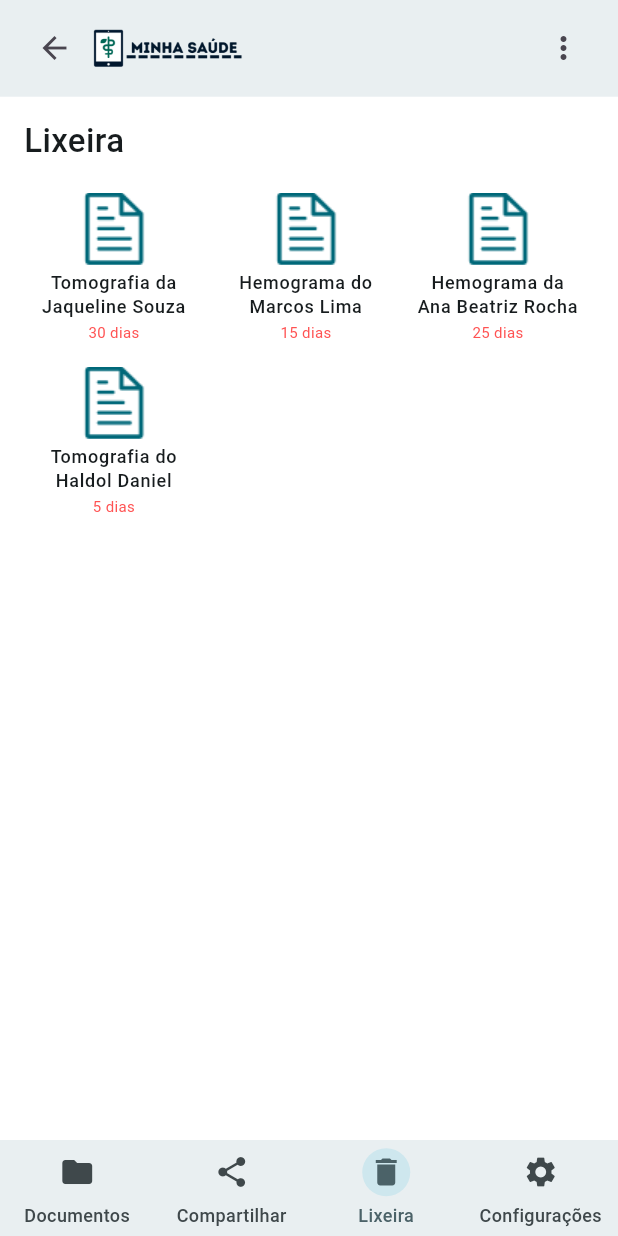
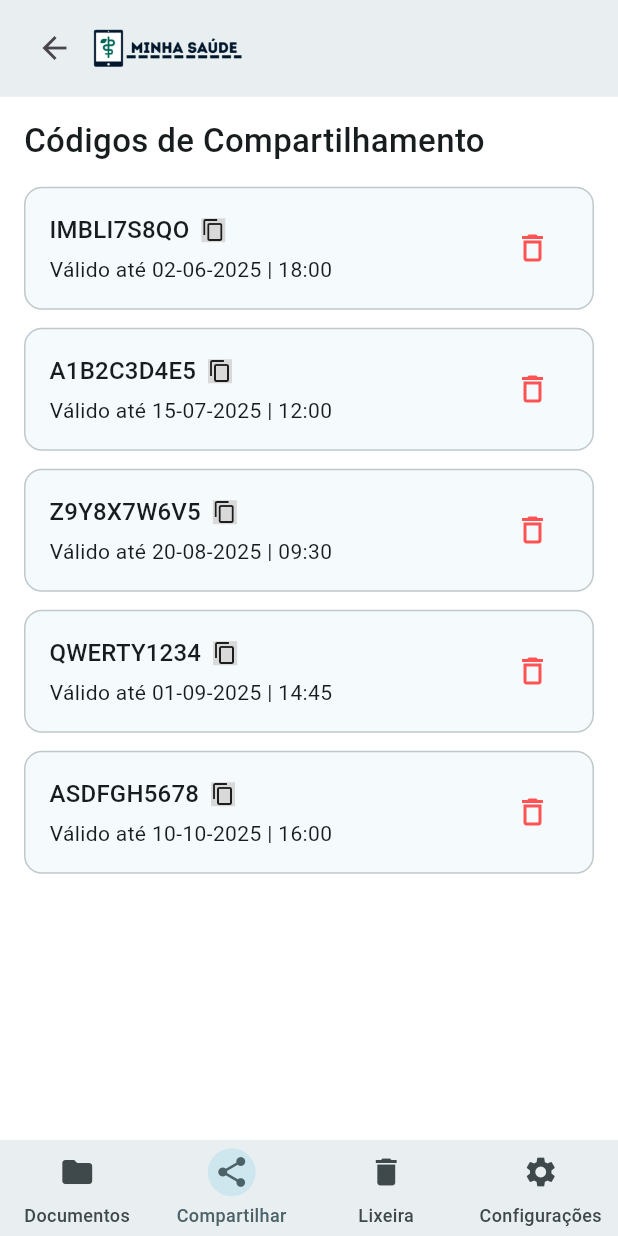
Before and after one commit to DaviFelixDeOliveira/TCCMinhaSaudeTelas, a Flutter app: the screen it shows after launch, on a phone screen of 412 x 824 dp. Run offline on Flutter 3.47's test engine with Material 3 defaults, Android fonts, the phone set to English and light mode, and no system bars.

Commit message:
Término das telas da lixeira e início da tela de compartilhamento

```diff
--- a/telas/lib/main.dart
+++ b/telas/lib/main.dart
@@ -1,103 +1,79 @@
 import 'package:flutter/material.dart';
-import 'widgets/navbar.dart';
-import 'widgets/bottom_navbar.dart';
-import 'telas/Lixeira/visualizarDocumentoApagado.dart';
+import 'package:flutter/services.dart';
+import '../widgets/navbar.dart';
+import '../widgets/bottom_navbar.dart';
 
-// --- Widget do item de documento ---
-class DocumentoItem extends StatelessWidget {
-  final String titulo;
-  final String iconePath;
-  final String data;
-  final String diasRestantes;
-  final VoidCallback onTap;
-
-  const DocumentoItem({
-    super.key,
-    required this.titulo,
-    required this.iconePath,
-    required this.data,
-    required this.diasRestantes,
-    required this.onTap,
-  });
+class ListarCompartilhamento extends StatefulWidget {
+  const ListarCompartilhamento({super.key});
 
   @override
-  Widget build(BuildContext context) {
-    return InkWell(
-      onTap: onTap,
-      child: Container(
-        width: 120,
-        padding: const EdgeInsets.all(4),
-        child: Column(
-          mainAxisSize: MainAxisSize.min,
+  State<ListarCompartilhamento> createState() =>
+      _ListarCompartilhamentoState();
+}
+
+class _ListarCompartilhamentoState extends State<ListarCompartilhamento> {
+  int abaAtiva = 1;
+
+  final List<Map<String, String>> codigos = [
+    {'codigo': 'IMBLI7S8QO', 'validade': '02-06-2025 | 18:00'},
+    {'codigo': 'A1B2C3D4E5', 'validade': '15-07-2025 | 12:00'},
+    {'codigo': 'Z9Y8X7W6V5', 'validade': '20-08-2025 | 09:30'},
+    {'codigo': 'QWERTY1234', 'validade': '01-09-2025 | 14:45'},
+    {'codigo': 'ASDFGH5678', 'validade': '10-10-2025 | 16:00'},
+  ];
+
+  void mostrarSnackbar(String mensagem) {
+    final scaffoldMessenger = ScaffoldMessenger.of(context);
+    scaffoldMessenger.clearSnackBars();
+    scaffoldMessenger.showSnackBar(
+      SnackBar(
+        duration: const Duration(seconds: 3),
+        behavior: SnackBarBehavior.floating,
+        backgroundColor: const Color(0xFF2B3133),
+        shape: RoundedRectangleBorder(borderRadius: BorderRadius.circular(4)),
+        content: Row(
           children: [
-            Container(
-              width: 48,
-              height: 48,
-              clipBehavior: Clip.antiAlias,
-              decoration: const BoxDecoration(),
-              child: Image.asset(
-                iconePath,
-                fit: BoxFit.contain,
-              ),
-            ),
-            const SizedBox(height: 4),
-            SizedBox(
-              width: 112,
+            Expanded(
               child: Text(
-                titulo,
-                textAlign: TextAlign.center,
+                mensagem,
                 style: const TextStyle(
-                  color: Color(0xFF171C1E),
-                  fontSize: 12,
+                  color: Color(0xFFECF2F4),
+                  fontSize: 14,
                   fontFamily: 'Roboto',
-                  fontWeight: FontWeight.w500,
-                  height: 1.33,
-                  letterSpacing: 0.50,
+                  fontWeight: FontWeight.w400,
+                  height: 1.43,
+                  letterSpacing: 0.25,
                 ),
               ),
             ),
-            const SizedBox(height: 2),
-            Text(
-              "$diasRestantes dias",
-              textAlign: TextAlign.center,
-              style: const TextStyle(
-                color: Colors.redAccent,
-                fontSize: 10,
-                fontFamily: 'Roboto',
-              ),
+            IconButton(
+              onPressed: () => scaffoldMessenger.hideCurrentSnackBar(),
+              icon: const Icon(Icons.close, size: 24, color: Color(0xFFECF2F4)),
+              tooltip: 'Fechar',
             ),
           ],
         ),
       ),
     );
   }
-}
-
-// --- Tela de documentos em Grid ---
-class TelaDocumentos extends StatelessWidget {
-  final List<Map<String, String>> documentos;
-
-  const TelaDocumentos({
-    super.key,
-    required this.documentos,
-  });
 
   @override
   Widget build(BuildContext context) {
     return Scaffold(
       body: Column(
-        crossAxisAlignment: CrossAxisAlignment.start,
         children: [
           const Navbar(
             mostrarIconeVoltar: true,
-            mostrarIconeMais: true,
+            mostrarIconeMais: false,
             mostrarImagem: true,
           ),
           const SizedBox(height: 16),
           const Padding(
             padding: EdgeInsets.symmetric(horizontal: 16),
+            child: SizedBox(
+              width: 380,
               child: Text(
-              'Lixeira',
+                'Códigos de Compartilhamento',
                 style: TextStyle(
                   color: Color(0xFF171C1E),
                   fontSize: 22,
@@ -107,48 +83,109 @@ class TelaDocumentos extends StatelessWidget {
                 ),
               ),
             ),
+          ),
           const SizedBox(height: 16),
           Expanded(
             child: Padding(
               padding: const EdgeInsets.symmetric(horizontal: 16),
-              child: Wrap(
-                alignment: WrapAlignment.start,
-                runAlignment: WrapAlignment.start,
-                spacing: 8,
-                runSpacing: 8,
-                children: documentos.map((doc) {
-                  return DocumentoItem(
-                    titulo: doc['titulo']!,
-                    data: doc['data']!,
-                    diasRestantes: doc['diasRestantes']!,
-                    iconePath: 'assets/images/DocumentIcon.png',
-                    onTap: () {
-                      Navigator.push(
-                        context,
-                        MaterialPageRoute(
-                          builder: (context) => VisualizarDocumentoApagado(
-                            tituloDocumento: doc['titulo']!,
-                            paciente: 'Ana Beatriz Rocha',
-                            medico: 'Dra. Carolina Mendes',
-                            tipoDocumento: 'Tomografia',
-                            dataDocumento: doc['data']!,
-                            dataExclusao: '02/09/2025', // Futuramente podemos substituir por cálculo baseado em diasRestantes
+              child: ListView.separated(
+                itemCount: codigos.length,
+                separatorBuilder: (_, __) => const SizedBox(height: 12),
+                itemBuilder: (context, index) {
+                  final item = codigos[index];
+                  return Container(
+                    width: double.infinity,
+                    padding: const EdgeInsets.all(16),
+                    decoration: ShapeDecoration(
+                      color: const Color(0xFFF5FAFC),
+                      shape: RoundedRectangleBorder(
+                        side: const BorderSide(
+                          width: 1,
+                          color: Color(0xFFBFC8CB),
                         ),
+                        borderRadius: BorderRadius.circular(12),
+                      ),
+                    ),
+                    child: Row(
+                      mainAxisAlignment: MainAxisAlignment.spaceBetween,
+                      children: [
+                        // Lado esquerdo: código e validade
+                        Expanded(
+                          child: Column(
+                            crossAxisAlignment: CrossAxisAlignment.start,
+                            children: [
+                              Row(
+                                children: [
+                                  Text(
+                                    item['codigo']!,
+                                    style: const TextStyle(
+                                      color: Color(0xFF171C1E),
+                                      fontSize: 16,
+                                      fontFamily: 'Roboto',
+                                      fontWeight: FontWeight.w500,
+                                      height: 1.50,
+                                      letterSpacing: 0.15,
+                                    ),
+                                  ),
+                                  const SizedBox(width: 8),
+                                  GestureDetector(
+                                    onTap: () async {
+                                      await Clipboard.setData(
+                                          ClipboardData(text: item['codigo']!));
+                                      mostrarSnackbar(
+                                          'Código copiado para a área de transferência');
+                                    },
+                                    child: Container(
+                                      width: 16,
+                                      height: 16,
+                                      decoration: const BoxDecoration(
+                                        color: Color(0xFFD9D9D9),
+                                        shape: BoxShape.rectangle,
+                                      ),
+                                      child: const Icon(
+                                        Icons.copy,
+                                        size: 16,
+                                      ),
+                                    ),
+                                  ),
+                                ],
+                              ),
+                              const SizedBox(height: 4),
+                              Text(
+                                'Válido até ${item['validade']}',
+                                style: const TextStyle(
+                                  color: Color(0xFF171C1E),
+                                  fontSize: 14,
+                                  fontFamily: 'Roboto',
+                                  fontWeight: FontWeight.w400,
+                                  height: 1.43,
+                                  letterSpacing: 0.25,
+                                ),
+                              ),
+                            ],
+                          ),
+                        ),
+                        // Lado direito: ícone de deletar
+                        IconButton(
+                          onPressed: () {},
+                          icon: const Icon(Icons.delete_outline,
+                              size: 24, color: Colors.redAccent),
+                        ),
+                      ],
                     ),
                   );
                 },
-                  );
-                }).toList(),
               ),
             ),
           ),
         ],
       ),
       bottomNavigationBar: BottomNavbar(
-        indexAtivo: 2, // Aba Lixeira ativa
+        indexAtivo: abaAtiva,
         onTap: (index) {
-          // Aqui você pode tratar a troca de abas
-          print('Aba selecionada: $index');
+          setState(() {
+            abaAtiva = index;
+          });
         },
       ),
     );
@@ -172,30 +209,7 @@ class MyApp extends StatelessWidget {
         fontFamily: 'Roboto',
         scaffoldBackgroundColor: Colors.white,
       ),
-      home: TelaDocumentos(
-        documentos: [
-          {
-            'titulo': 'Tomografia da Jaqueline Souza',
-            'data': '15/01/2023',
-            'diasRestantes': '30',
-          },
-          {
-            'titulo': 'Hemograma do Marcos Lima',
-            'data': '02/2020',
-            'diasRestantes': '15',
-          },
-          {
-            'titulo': 'Hemograma da Ana Beatriz Rocha',
-            'data': '03/2020',
-            'diasRestantes': '25',
-          },
-          {
-            'titulo': 'Tomografia do Haldol Daniel',
-            'data': '12/2021',
-            'diasRestantes': '5',
-          },
-        ],
-      ),
+      home: const ListarCompartilhamento(),
     );
   }
 }
```
Also changed, not shown: telas/lib/telas/Lixeira/listarDocumentosApagados.dart (added, +182 -0 lines), telas/lib/telas/Lixeira/visualizarDocumentoApagado.dart (+75 -22 lines). Lines whose indentation alone changed are shown as unchanged.
